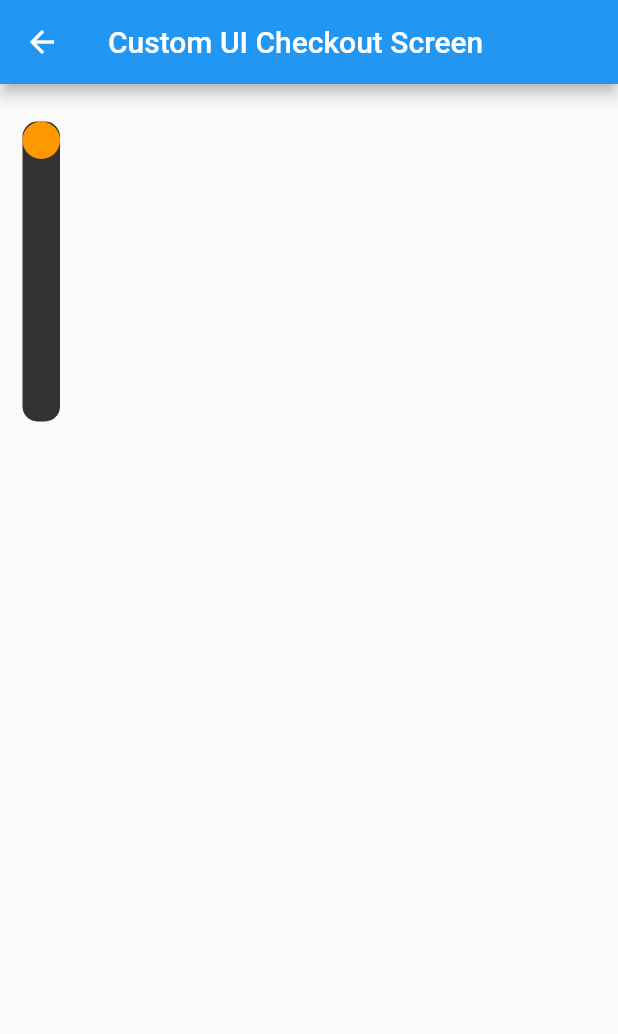
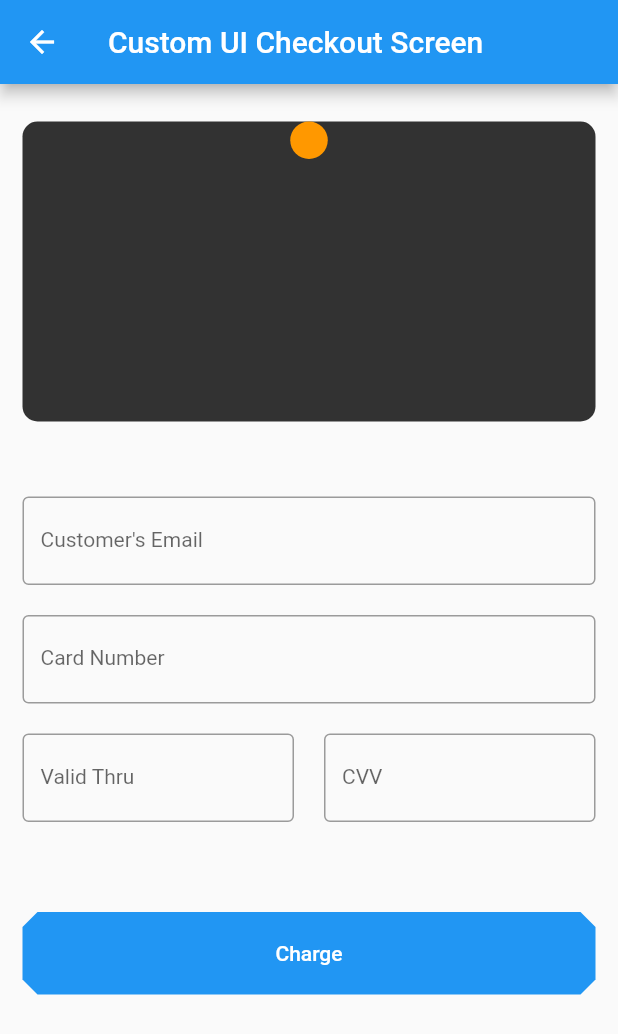
Before and after one commit to timilehinjegede/flutter-paystack-demo, a Flutter app: the CustomUICheckoutScreen screen opened by its route, on a phone screen of 412 x 824 dp. Shown: the top 1034 px of the screen. Run offline on Flutter 3.47's test engine with Material 2 defaults, Android fonts, the phone set to English and light mode, and no system bars; missing offline and left inert: flutter_paystack.

Commit message:
UI implemented

```diff
--- a/lib/views/screens/custom_ui_checkout.dart
+++ b/lib/views/screens/custom_ui_checkout.dart
@@ -1,48 +1,136 @@
 import 'package:flutter/material.dart';
 
 class CustomUICheckoutScreen extends StatelessWidget {
+  static final String routeName = 'customuicheckoutscreen';
+  // controller
+  var _customerEmailController = TextEditingController();
+  var _cardNumberController = TextEditingController();
+  var _validThruController = TextEditingController();
+  var _cvvController = TextEditingController();
 
-  static final String routeName = 'customuicheckoutscreen';
+  bool _hasTransactionStarted = false;
 
   @override
   Widget build(BuildContext context) {
     return Scaffold(
         appBar: AppBar(
-        title: Text(
-            'Custom UI Checkout Screen'
+          title: Text('Custom UI Checkout Screen'),
         ),
-      ),
-      body: Padding(
+        body: SingleChildScrollView(
+          child: Padding(
             padding: const EdgeInsets.symmetric(horizontal: 15),
             child: Column(
               children: <Widget>[
-
-            SizedBox(height: 25,),
-
+                SizedBox(
+                  height: 25,
+                ),
                 Container(
                   height: 200,
+                  width: MediaQuery.of(context).size.width,
                   decoration: BoxDecoration(
                     borderRadius: BorderRadius.circular(10),
                     color: Colors.black87.withOpacity(0.8),
                   ),
                   child: Column(
                     children: <Widget>[
-
                       // master card like logo
                       Container(
                         height: 25,
                         width: 25,
                         decoration: BoxDecoration(
-                      shape: BoxShape.circle,
-                      color: Colors.orange
+                            shape: BoxShape.circle, color: Colors.orange),
+                      )
+                    ],
+                  ),
+                ),
+                SizedBox(
+                  height: 50,
+                ),
+                TextFormField(
+                  controller: _customerEmailController,
+                  decoration: InputDecoration(
+                    labelText: 'Customer\'s Email',
+                    hintText: 'customer@email.com',
+                    hintStyle: TextStyle(fontSize: 14),
+                    labelStyle: TextStyle(fontSize: 14),
+                    border: OutlineInputBorder(),
+                  ),
+                  keyboardType: TextInputType.text,
+                ),
+                SizedBox(
+                  height: 20,
+                ),
+                TextFormField(
+                  controller: _cardNumberController,
+                  decoration: InputDecoration(
+                    labelText: 'Card Number',
+                    hintText: '0000 0000 0000 0000',
+                    hintStyle: TextStyle(fontSize: 14),
+                    labelStyle: TextStyle(fontSize: 14),
+                    border: OutlineInputBorder(),
+                  ),
+                  keyboardType: TextInputType.number,
+                ),
+                SizedBox(
+                  height: 20,
+                ),
+                Row(
+                  children: <Widget>[
+                    Expanded(
+                      child: TextFormField(
+                        controller: _validThruController,
+                        decoration: InputDecoration(
+                          labelText: 'Valid Thru',
+                          hintText: '00/00',
+                          hintStyle: TextStyle(fontSize: 14),
+                          labelStyle: TextStyle(fontSize: 14),
+                          border: OutlineInputBorder(),
+                        ),
+                        keyboardType: TextInputType.number,
+                      ),
+                    ),
+                    SizedBox(
+                      width: 20,
+                    ),
+                    Expanded(
+                      child: TextFormField(
+                        controller: _cvvController,
+                        decoration: InputDecoration(
+                          labelText: 'CVV',
+                          hintText: '000',
+                          hintStyle: TextStyle(fontSize: 14),
+                          labelStyle: TextStyle(fontSize: 14),
+                          border: OutlineInputBorder(),
+                        ),
+                        keyboardType: TextInputType.number,
+                      ),
+                    ),
+                  ],
+                ),
+                SizedBox(
+                  height: 60,
+                ),
+                SizedBox(
+                  height: 55,
+                  child: FlatButton(
+                    shape: BeveledRectangleBorder(
+                        borderRadius: BorderRadius.circular(10)),
+                    color: Colors.blue,
+                    textColor: Colors.white,
+                    onPressed: () async {},
+                    child: Center(
+                      child: _hasTransactionStarted
+                          ? CircularProgressIndicator(
+                              valueColor:
+                                  AlwaysStoppedAnimation<Color>(Colors.white),
+                            )
+                          : Text('Charge'),
+                    ),
                   ),
                 )
               ],
             ),
-            )
-          ],
           ),
-      )
-    );
+        ));
   }
 }
--- /dev/null
+++ b/lib/views/widgets/card_logo.dart
@@ -0,0 +1,8 @@
+import 'package:flutter/material.dart';
+
+class MastercardLogo extends StatelessWidget {
+  @override
+  Widget build(BuildContext context) {
+    return Container();
+  }
+}
```
Lines whose indentation alone changed are shown as unchanged.
